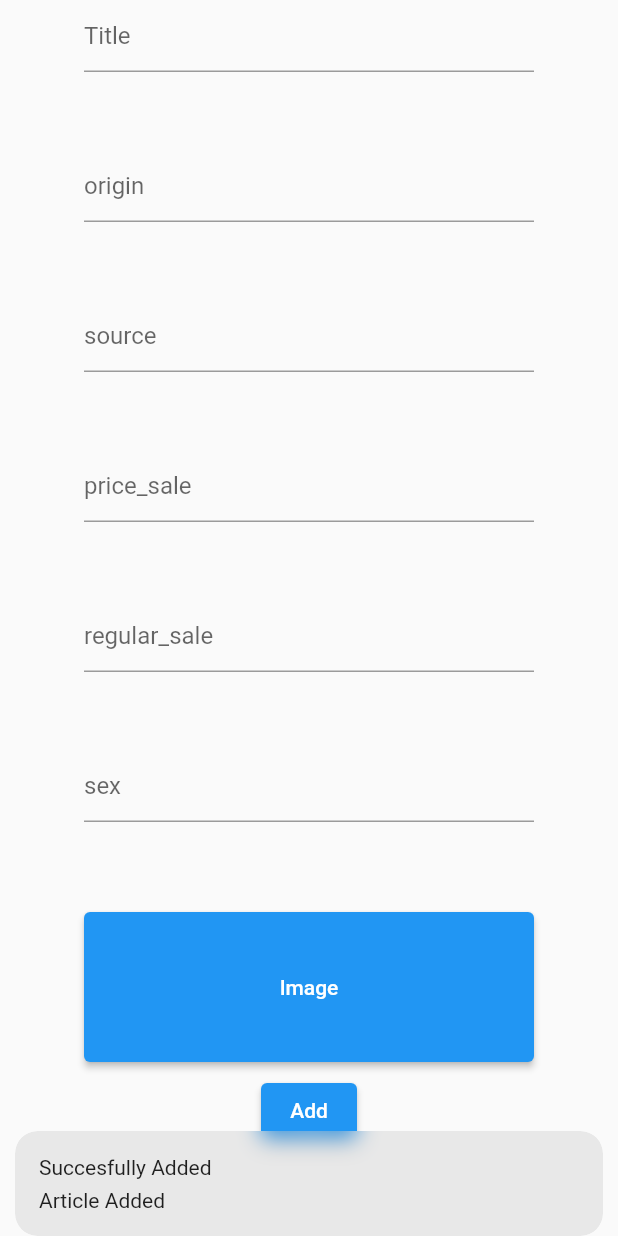
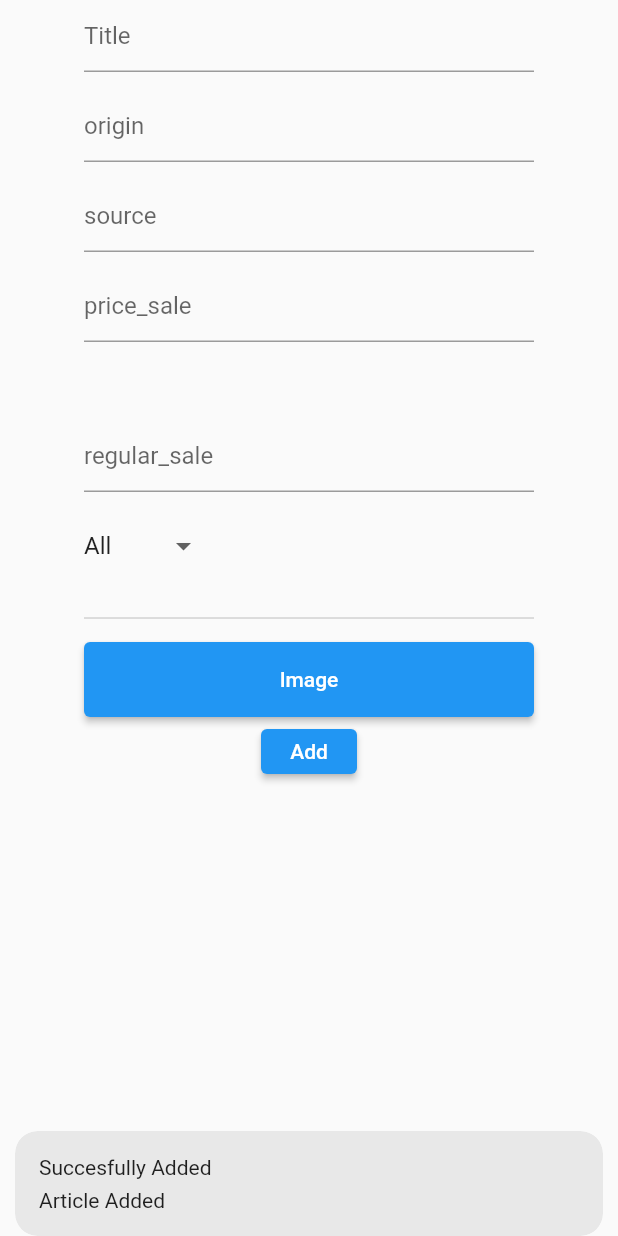
Before and after one commit to cavidanbagiri/PerfumeRussia, a Flutter app: the AdminPage screen opened by its route, after a tap on "Add", on a phone screen of 412 x 824 dp. Run offline on Flutter 3.47's test engine with Material 2 defaults, Android fonts, the phone set to English and light mode, and no system bars; our stand-ins replace carousel_slider, cloud_firestore, file_picker, firebase_core, firebase_storage, get and 2 more; missing offline and left inert: dart:html; accounts and stored records are empty.

Commit message:
Adding Dropdown in Admin Page

```diff
--- a/perfume/lib/controllers/admin_page_controller.dart
+++ b/perfume/lib/controllers/admin_page_controller.dart
@@ -8,6 +8,8 @@ import 'package:flutter/cupertino.dart';
 import 'package:get/get.dart';
 import 'package:perfume/services/each_item_service.dart';
 
+import '../widgets/gender_dropdown_btn.dart';
+
 class AdminPageController extends GetxController{
 
   //Creating storage for Firebase Storage
@@ -16,13 +18,20 @@ class AdminPageController extends GetxController{
   //Creating service instance
   final eachItemService = EachItemService();
 
+
+  List<String> items = ['All', 'Women', 'Man', 'Kids'];
+  final selected_item = 'All'.obs;
+  void setSelected(String item){
+    selected_item.value = item;
+  }
+
   var title;
   var origin;
   var source;
   var price_sale;
   var regular_price;
-  var sex;
-  // var image_url;
+
+  //File
   FilePickerResult? results;
 
   @override
@@ -34,12 +43,11 @@ class AdminPageController extends GetxController{
     source = TextEditingController();
     price_sale = TextEditingController();
     regular_price = TextEditingController();
-    sex = TextEditingController();
   }
 
   Future<void> addItemToCollection(String title, String origin, String source, String price_sale, String regular_price, String sex, FilePickerResult? res)async{
 
-    results = res;
+    // await results = res;
 
     if(results == null){
       print('result is null');
@@ -51,11 +59,14 @@ class AdminPageController extends GetxController{
       //Adding new doc to collection and get id
       String get_current_id = await eachItemService.addDocument(title, origin, source, price_sale, regular_price, sex);
       //add current doc image and add storage data
-      TaskSnapshot taskSnapshot = await storage.ref('files/$get_current_id').putData(bytes!, SettableMetadata(contentType: 'image/jpg'));
-      //Taking Image Download Url From Future<String> and cast to String;
-      final String downloadUrl = await taskSnapshot.ref.getDownloadURL();
-      //Get This String and Update The IMage
-      await eachItemService.updateAndAddImageId( get_current_id ,downloadUrl);
+      print('firstly get current id is ${get_current_id} and url is');
+
+       TaskSnapshot taskSnapshot = await storage.ref('files/$get_current_id').putData(bytes!, SettableMetadata(contentType: 'image/jpg'));
+       //Taking Image Download Url From Future<String> and cast to String;
+       final String downloadUrl = await taskSnapshot.ref.getDownloadURL();
+       //Get This String and Update The IMage
+       print('get current id is ${get_current_id} and url is ${downloadUrl}');
+       await eachItemService.updateAndAddImageId( get_current_id ,downloadUrl);
 
     }catch(e){
       print('Error Happen adminpage controlller inside off additem collection function ${e.toString()}');
@@ -65,11 +76,11 @@ class AdminPageController extends GetxController{
 
   Future<void> addImage()async{
 
-    final res = await FilePicker.platform.pickFiles(
+    results = await FilePicker.platform.pickFiles(
       allowMultiple: false,
     );
 
-    results = res;
+    // await results = res;
 
   }
 
--- a/perfume/lib/screens/desktop/admin_page.dart
+++ b/perfume/lib/screens/desktop/admin_page.dart
@@ -1,28 +1,23 @@
-
-
-import 'dart:io';
-
 import 'package:flutter/material.dart';
 import 'package:get/get.dart';
-import 'package:image_picker_web/image_picker_web.dart';
 import 'package:perfume/controllers/admin_page_controller.dart';
-
-
+import 'package:perfume/widgets/gender_dropdown_btn.dart';
 
 class AdminPage extends GetView<AdminPageController> {
   AdminPage({Key? key}) : super(key: key);
+
 
   @override
   Widget build(BuildContext context) {
     return Scaffold(
       body: Container(
-        height: 1000,
+        //height: 1500,
         width: MediaQuery.of(context).size.width * 1,
         child: Column(
           children: [
             Container(
               width: 300,
-              height: 100,
+              height: 60,
               child: TextField(
                 decoration: InputDecoration(hintText: 'Title'),
                 controller: controller.title,
@@ -30,7 +25,7 @@ class AdminPage extends GetView<AdminPageController> {
             ),
             Container(
               width: 300,
-              height: 100,
+              height: 60,
               child: TextField(
                 decoration: InputDecoration(hintText: 'origin'),
                 controller: controller.origin,
@@ -38,7 +33,7 @@ class AdminPage extends GetView<AdminPageController> {
             ),
             Container(
               width: 300,
-              height: 100,
+              height: 60,
               child: TextField(
                 decoration: InputDecoration(hintText: 'source'),
                 controller: controller.source,
@@ -54,7 +49,7 @@ class AdminPage extends GetView<AdminPageController> {
             ),
             Container(
               width: 300,
-              height: 100,
+              height: 60,
               child: TextField(
                 decoration: InputDecoration(hintText: 'regular_sale'),
                 controller: controller.regular_price,
@@ -62,23 +57,35 @@ class AdminPage extends GetView<AdminPageController> {
             ),
             Container(
               width: 300,
-              height: 100,
-              child: TextField(
-                decoration: InputDecoration(hintText: 'sex'),
-                controller: controller.sex,
-              ),
+              height: 80,
+              child: Obx(() {
+                return DropdownButton(
+                  onChanged: (item) {
+                    controller.selected_item(item as String);
+                  },
+                  value: controller.selected_item.value,
+                  items: controller.items
+                      .map((item) => DropdownMenuItem(
+                            child: Text(item),
+                            value: item,
+                          ))
+                      .toList(),
+                );
+              }),
             ),
             Container(
                 margin: EdgeInsets.all(8),
                 width: 300,
-                height: 100,
+                height: 50,
                 child: ElevatedButton(
                   onPressed: () {
                     controller.addImage();
                   },
                   child: Text('Image'),
                 )),
-            ElevatedButton(
+            Container(
+              height: 30,
+              child: ElevatedButton(
                 onPressed: () {
                   controller.addItemToCollection(
                       controller.title.text,
@@ -86,11 +93,11 @@ class AdminPage extends GetView<AdminPageController> {
                       controller.source.text,
                       controller.price_sale.text,
                       controller.regular_price.text,
-                    controller.sex.text,
-                    controller.results
-                );
+                      controller.selected_item.value,
+                      controller.results);
                 },
                 child: Text('Add'),
+              ),
             ),
           ],
         ),
--- a/perfume/lib/screens/desktop/perfumes_page.dart
+++ b/perfume/lib/screens/desktop/perfumes_page.dart
@@ -115,10 +115,6 @@ class PerfumesPage extends GetView<PerfumesController> {
                                   ),
                                 ),
                                 // height: 100,
-                              ),
-                              //Temp Container
-                              Container(
-                                child: Text('${data?[0].id}'),
                               ),
                               //Grid Section Fields
                               GridView.builder(
--- a/perfume/lib/services/each_item_service.dart
+++ b/perfume/lib/services/each_item_service.dart
@@ -45,7 +45,6 @@ class EachItemService{
           snackPosition: SnackPosition.BOTTOM,
           titleText: Text('Succesfully Added'),
           messageText: Text('Article Added'));
-      print('doc ref is : ${doc_ref.id}');
       return doc_ref.id.toString();
     }
     catch(e){
```
Also changed, not shown: perfume/lib/widgets/gender_dropdown_btn.dart (added, +28 -0 lines). Lines whose indentation alone changed are shown as unchanged.
